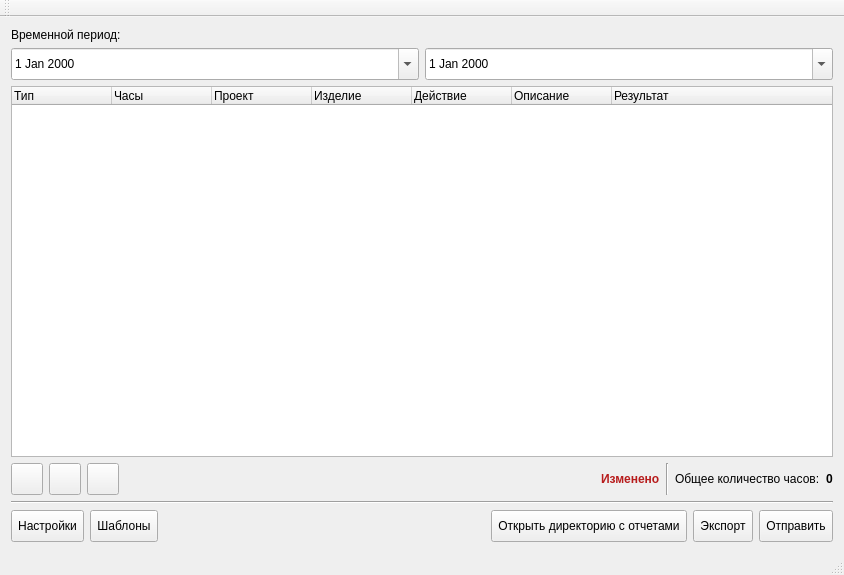
The window that mainwindow.ui (molotov-dmitry/work-report) describes before a commit, drawn with Qt 5.
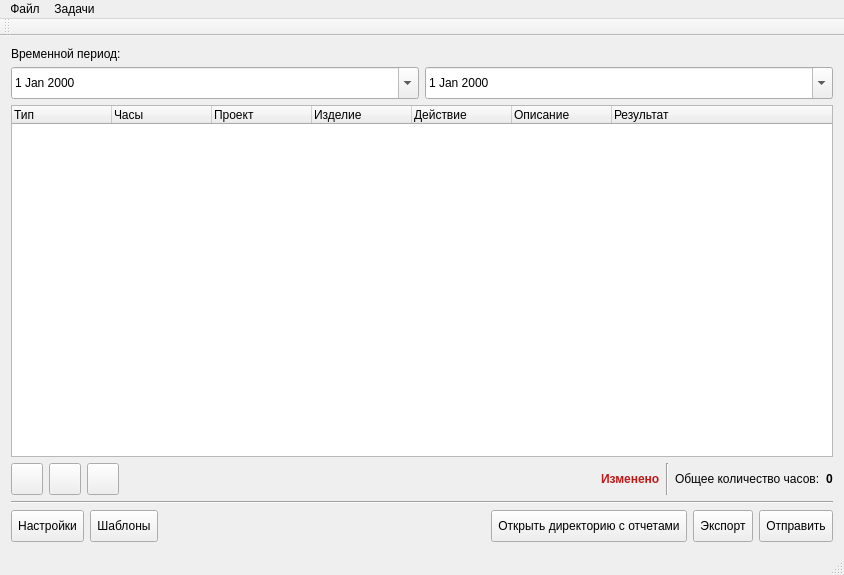
The same window after the commit. Icons and pictures are not drawn.

Commit message: Added project import support.

The edit to the form file:
```diff
--- a/mainwindow.ui
+++ b/mainwindow.ui
@@ -328,9 +328,25 @@
      <x>0</x>
      <y>0</y>
      <width>844</width>
-     <height>24</height>
+     <height>23</height>
     </rect>
    </property>
+   <widget class="QMenu" name="menuAfqk">
+    <property name="title">
+     <string>Файл</string>
+    </property>
+    <addaction name="actionImport"/>
+   </widget>
+   <widget class="QMenu" name="menuPflfxb">
+    <property name="title">
+     <string>Задачи</string>
+    </property>
+    <addaction name="actionTaskNew"/>
+    <addaction name="actionTaskEdit"/>
+    <addaction name="actionTaskDelete"/>
+   </widget>
+   <addaction name="menuAfqk"/>
+   <addaction name="menuPflfxb"/>
   </widget>
   <widget class="QToolBar" name="mainToolBar">
    <attribute name="toolBarArea">
```
Left out of the diff: 17 changed lines with no effect on the pictures. The commit also changes 2 other files.
